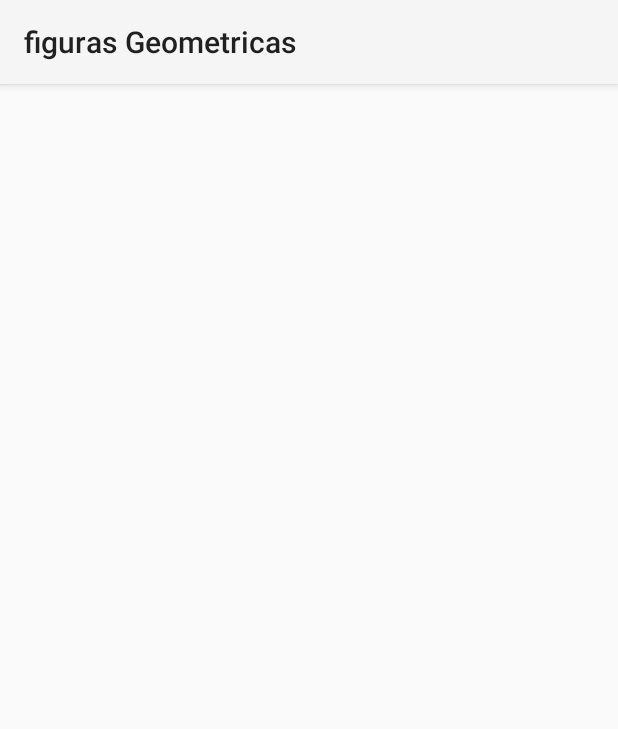
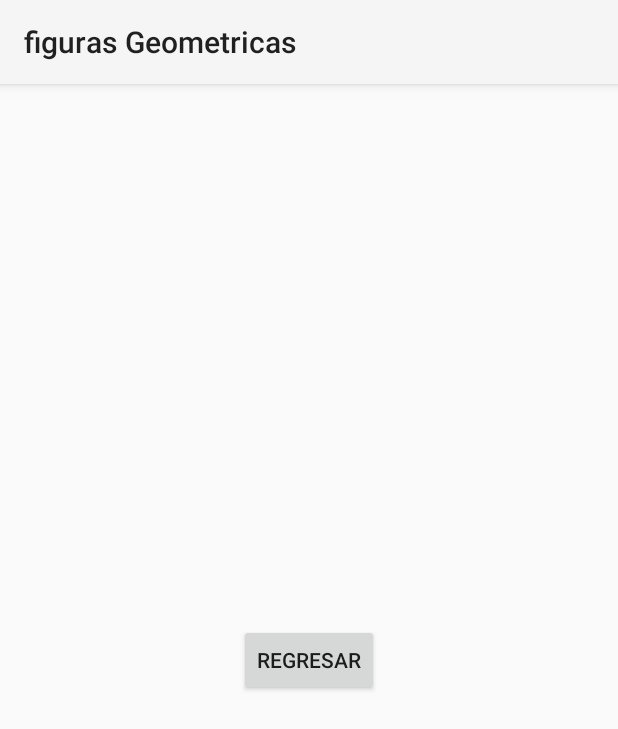
Before and after one commit to JefersonManosalvas/consumoMovilDeber, an Android app: the areaPerimetroRectangulo screen opened directly, with no data from a screen before it, on a phone screen of 412 x 824 dp. Shown: the top 729 px of the screen. Run offline under Robolectric (Android 15) with nearby library versions, the phone set to English and light mode, and no system bars.

Commit message:
desarrollo del menu

```diff
--- a/app/src/main/java/com/jpml/figurasgeometricas/Bibliografia.java
+++ b/app/src/main/java/com/jpml/figurasgeometricas/Bibliografia.java
@@ -30,6 +30,7 @@ public class Bibliografia extends AppCompatActivity {
             @Override
             public void onClick(View v) {
                 Intent intent = new Intent(Bibliografia.this, MainActivity.class);
+                finish();
                 startActivity(intent);
             }
         });
--- a/app/src/main/java/com/jpml/figurasgeometricas/areaPerimetroRectangulo.java
+++ b/app/src/main/java/com/jpml/figurasgeometricas/areaPerimetroRectangulo.java
@@ -1,6 +1,9 @@
 package com.jpml.figurasgeometricas;
 
+import android.content.Intent;
 import android.os.Bundle;
+import android.view.View;
+import android.widget.Button;
 
 import androidx.activity.EdgeToEdge;
 import androidx.appcompat.app.AppCompatActivity;
@@ -9,6 +12,8 @@ import androidx.core.view.ViewCompat;
 import androidx.core.view.WindowInsetsCompat;
 
 public class areaPerimetroRectangulo extends AppCompatActivity {
+
+    Button botonRectangulo;
 
     @Override
     protected void onCreate(Bundle savedInstanceState) {
@@ -20,5 +25,14 @@ public class areaPerimetroRectangulo extends AppCompatActivity {
             v.setPadding(systemBars.left, systemBars.top, systemBars.right, systemBars.bottom);
             return insets;
         });
+        botonRectangulo=findViewById(R.id.button_regresarrectangulo);
+        botonRectangulo.setOnClickListener(new View.OnClickListener() {
+            @Override
+            public void onClick(View v) {
+                Intent intent = new Intent(areaPerimetroRectangulo.this, MainActivity.class);
+                finish();
+                startActivity(intent);
+            }
+        });
     }
 }
--- a/app/src/main/java/com/jpml/figurasgeometricas/datosLista.java
+++ b/app/src/main/java/com/jpml/figurasgeometricas/datosLista.java
@@ -31,6 +31,7 @@ public class datosLista extends AppCompatActivity {
             @Override
             public void onClick(View v) {
                 Intent intent = new Intent(datosLista.this, MainActivity.class);
+                finish();
                 startActivity(intent);
             }
         });
--- a/app/src/main/res/layout/activity_area_perimetro_rectangulo.xml
+++ b/app/src/main/res/layout/activity_area_perimetro_rectangulo.xml
@@ -7,4 +7,15 @@
     android:layout_height="match_parent"
     tools:context=".areaPerimetroRectangulo">
 
+    <Button
+        android:id="@+id/button_regresarrectangulo"
+        android:layout_width="wrap_content"
+        android:layout_height="wrap_content"
+        android:text="REGRESAR"
+        app:layout_constraintBottom_toBottomOf="parent"
+        app:layout_constraintEnd_toEndOf="parent"
+        app:layout_constraintHorizontal_bias="0.5"
+        app:layout_constraintStart_toStartOf="parent"
+        app:layout_constraintTop_toTopOf="parent"
+        app:layout_constraintVertical_bias="0.5" />
 </androidx.constraintlayout.widget.ConstraintLayout>
```
Also changed, not shown: app/src/main/java/com/jpml/figurasgeometricas/Suma.java (+14 -0 lines), app/src/main/java/com/jpml/figurasgeometricas/areaPerimetroRombo.java (+14 -0 lines), app/src/main/java/com/jpml/figurasgeometricas/areaPerimetroRomboide.java (+14 -0 lines), app/src/main/java/com/jpml/figurasgeometricas/sumatoria.java (+14 -0 lines), app/src/main/res/layout/activity_area_perimetro_rombo2.xml (+11 -0 lines), app/src/main/res/layout/activity_area_perimetro_romboide.xml (+11 -0 lines), app/src/main/res/layout/activity_suma.xml (+10 -0 lines), app/src/main/res/layout/activity_sumatoria.xml (+11 -0 lines).
